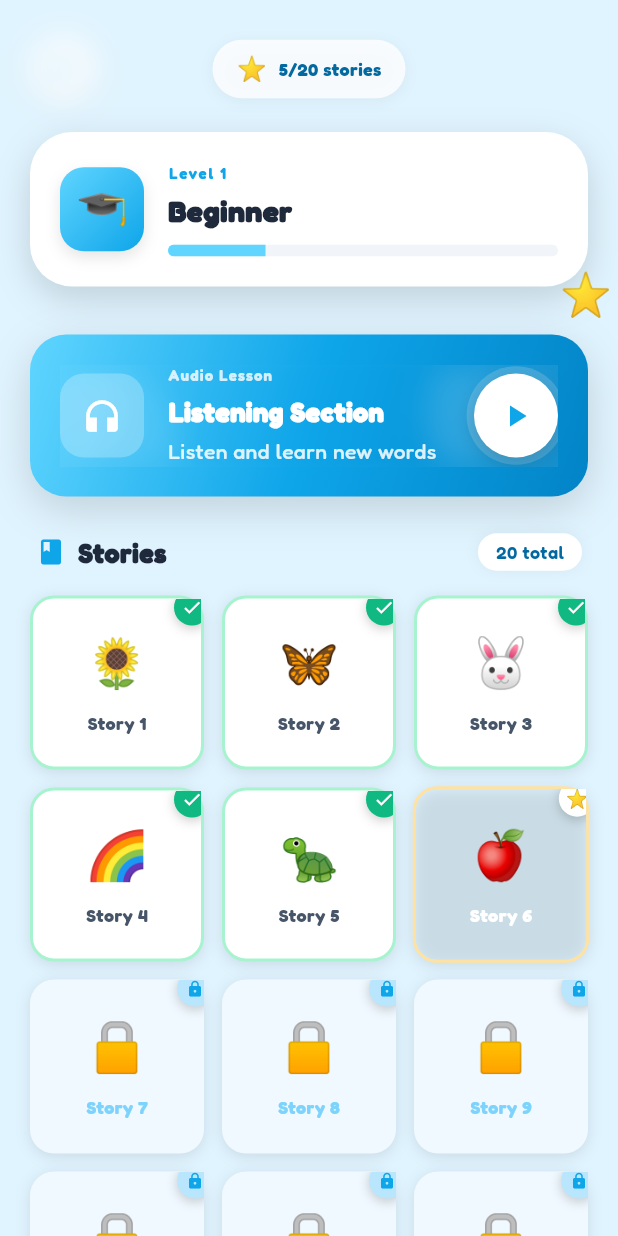
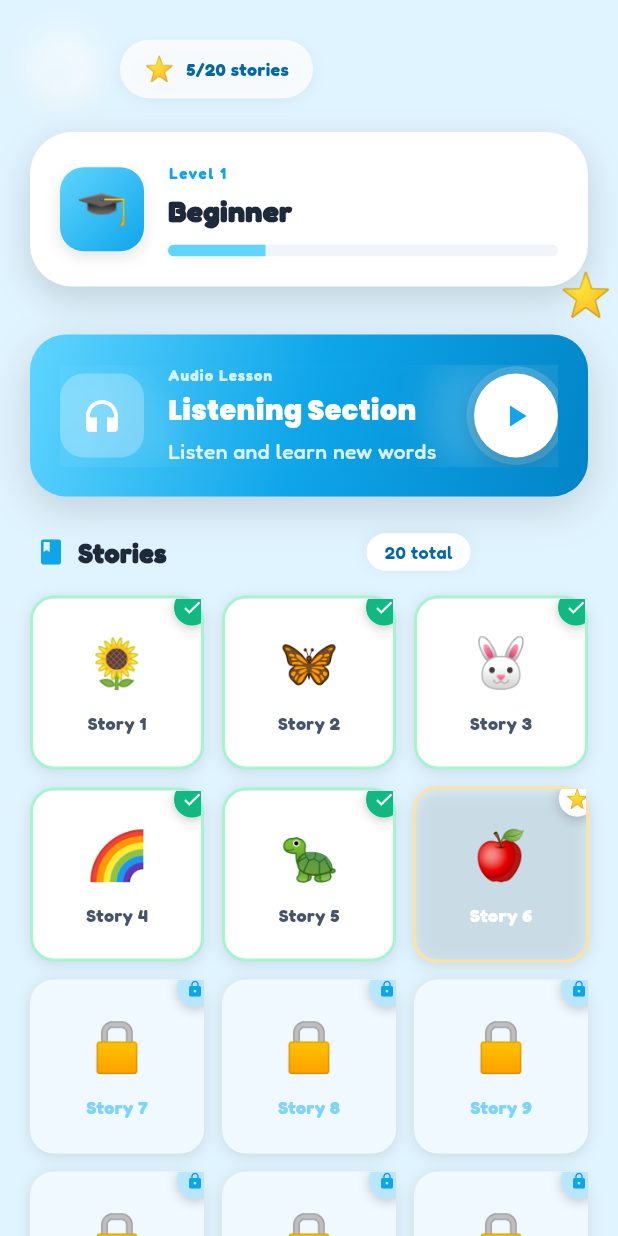
Before and after one commit to elaria-wee/Front_end-team, a Flutter app: the LevelScreen screen opened by its route, on a phone screen of 412 x 824 dp. Run offline on Flutter 3.47's test engine with Material 3 defaults, Android fonts, the light colour scheme and no system bars; our stand-ins replace animate_do, fluttertoast, google_fonts.

Commit message:
Update level_screen.dart

```diff
--- a/lib/screens/level_screen.dart
+++ b/lib/screens/level_screen.dart
@@ -43,12 +43,16 @@ class TopBar extends StatelessWidget {
               child: Icon(Icons.arrow_back, color: theme.accentColor, size: 20),
             ),
           ),
-          const Spacer(),
+          const SizedBox(width: 16),
           // Progress Pill
-          BackdropFilter(
+          Flexible(
+            child: BackdropFilter(
               filter: ImageFilter.blur(sigmaX: 10, sigmaY: 10),
               child: Container(
-              padding: const EdgeInsets.symmetric(horizontal: 16, vertical: 8),
+                padding: const EdgeInsets.symmetric(
+                  horizontal: 16,
+                  vertical: 8,
+                ),
                 decoration: BoxDecoration(
                   color: Colors.white.withValues(alpha: 0.8),
                   borderRadius: BorderRadius.circular(20),
@@ -65,19 +69,23 @@ class TopBar extends StatelessWidget {
                   children: [
                     Text('⭐', style: GoogleFonts.fredoka(fontSize: 16)),
                     const SizedBox(width: 8),
-                  Text(
+                    Flexible(
+                      child: Text(
                         '$COMPLETED/$TOTAL stories',
+                        overflow: TextOverflow.ellipsis,
                         style: GoogleFonts.fredoka(
                           fontSize: 12,
                           fontWeight: FontWeight.bold,
                           color: theme.pillTextColor,
                         ),
                       ),
+                    ),
                   ],
                 ),
               ),
             ),
-          const Spacer(),
+          ),
+          const SizedBox(width: 16),
           const SizedBox(width: 44), // Spacer for alignment
         ],
       ),
@@ -316,7 +324,7 @@ class _ListeningSectionState extends State<ListeningSection>
                         const SizedBox(height: 4),
                         Text(
                           'Listening Section',
-                          style: GoogleFonts.fredoka(
+                          style: GoogleFonts.poppins(
                             fontSize: 18,
                             fontWeight: FontWeight.w900,
                             color: Colors.white,
@@ -763,12 +771,14 @@ class _LevelScreenState extends State<LevelScreen> {
                                   size: 20,
                                 ),
                                 const SizedBox(width: 8),
-                                Text(
+                                Flexible(
+                                  child: Text(
                                     'Stories',
                                     style: GoogleFonts.fredoka(
                                       fontSize: 18,
                                       fontWeight: FontWeight.w900,
                                       color: const Color(0xFF1E293B),
+                                    ),
                                   ),
                                 ),
                                 const Spacer(),
```
Lines whose indentation alone changed are shown as unchanged.
